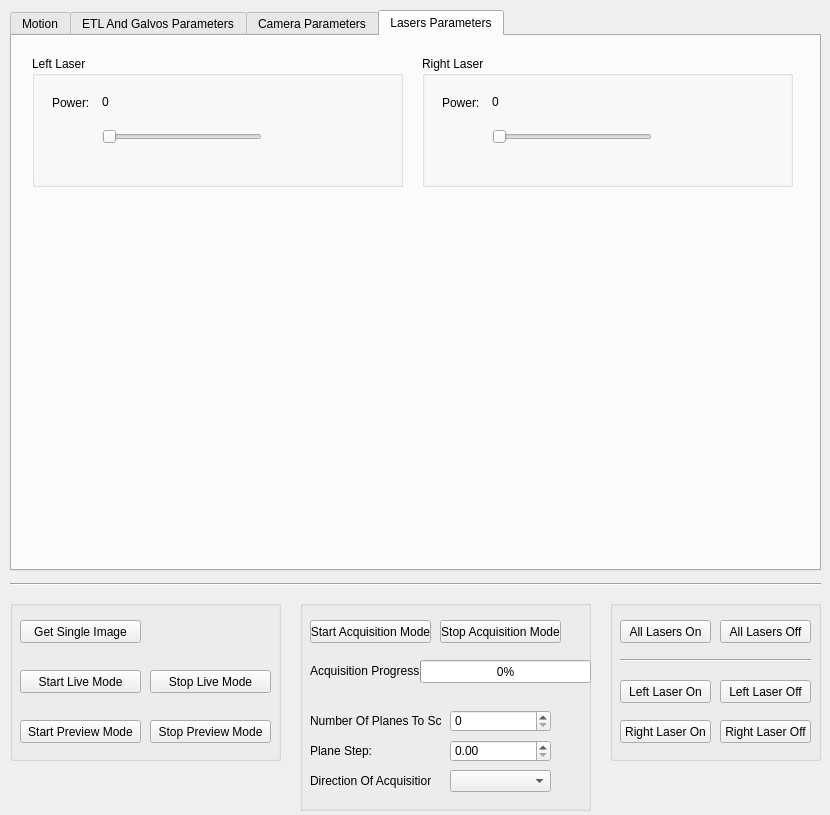
Old version of the form gui/control.ui in the repository LIOMLab/lightsheet.
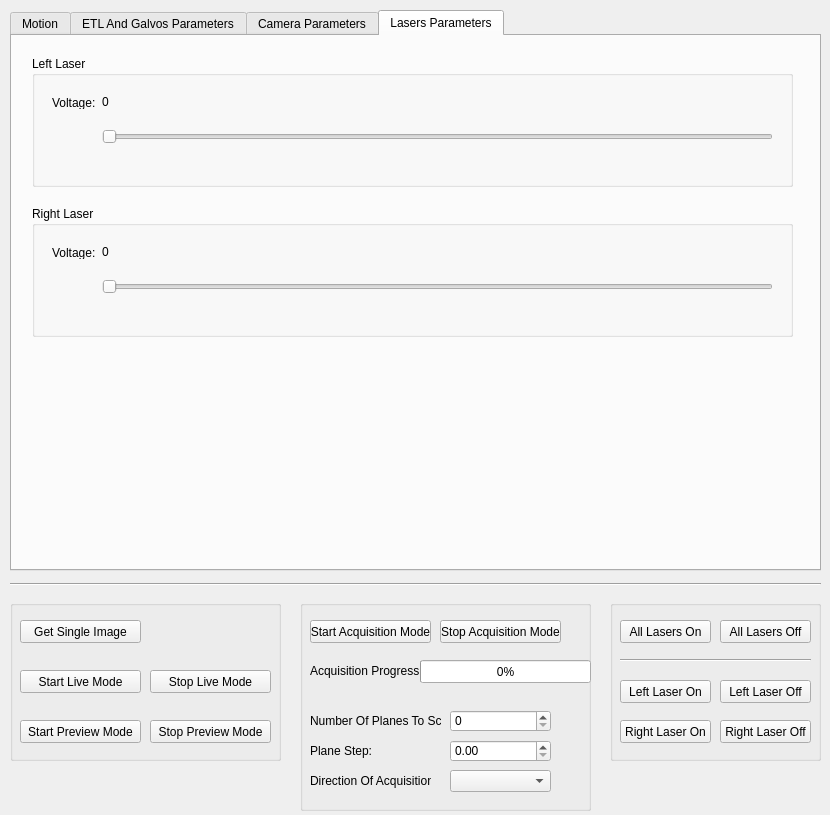
New version of the form. The open tabs and pages were chosen to show the change.

Commit message: > Lasers sliders are functionnal > Left/right devices reversed to match the left/right of the user > Hardware terminals (/dev1, /dev2, etc) put in the dict() terminals in control.py > closeEvent() function added in control.py. It closes everything properly when the user exits the software > Useless blocks of code deleted, more flags added and other minor corrections > Microscope ready for calibration -PierreGCollins

Diff of the .ui file:
```diff
--- a/gui/control.ui
+++ b/gui/control.ui
@@ -1930,7 +1930,7 @@
       <rect>
        <x>20</x>
        <y>20</y>
-       <width>371</width>
+       <width>761</width>
        <height>131</height>
       </rect>
      </property>
@@ -1947,7 +1947,7 @@
        </rect>
       </property>
       <property name="text">
-       <string>Power:</string>
+       <string>Voltage:</string>
       </property>
      </widget>
      <widget class="QSlider" name="horizontalSlider_leftLaser">
@@ -1955,7 +1955,7 @@
        <rect>
         <x>70</x>
         <y>70</y>
-        <width>160</width>
+        <width>671</width>
         <height>22</height>
        </rect>
       </property>
@@ -1980,9 +1980,9 @@
     <widget class="QGroupBox" name="groupBox_10">
      <property name="geometry">
       <rect>
-       <x>410</x>
-       <y>20</y>
-       <width>371</width>
+       <x>20</x>
+       <y>170</y>
+       <width>761</width>
        <height>131</height>
       </rect>
      </property>
@@ -1999,7 +1999,7 @@
        </rect>
       </property>
       <property name="text">
-       <string>Power:</string>
+       <string>Voltage:</string>
       </property>
      </widget>
      <widget class="QLabel" name="label_74">
@@ -2020,7 +2020,7 @@
        <rect>
         <x>70</x>
         <y>70</y>
-        <width>160</width>
+        <width>671</width>
         <height>22</height>
        </rect>
       </property>
```
Left out of the diff: 6 changed lines with no effect on the pictures. The commit also changes 3 other files.
